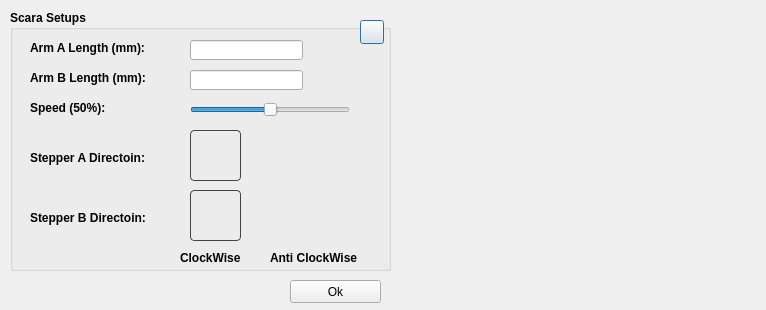
Before: the Qt Designer form mDrawGui/ScaraSetup.ui in Makeblock-official/mDrawBot, drawn with Qt 5.
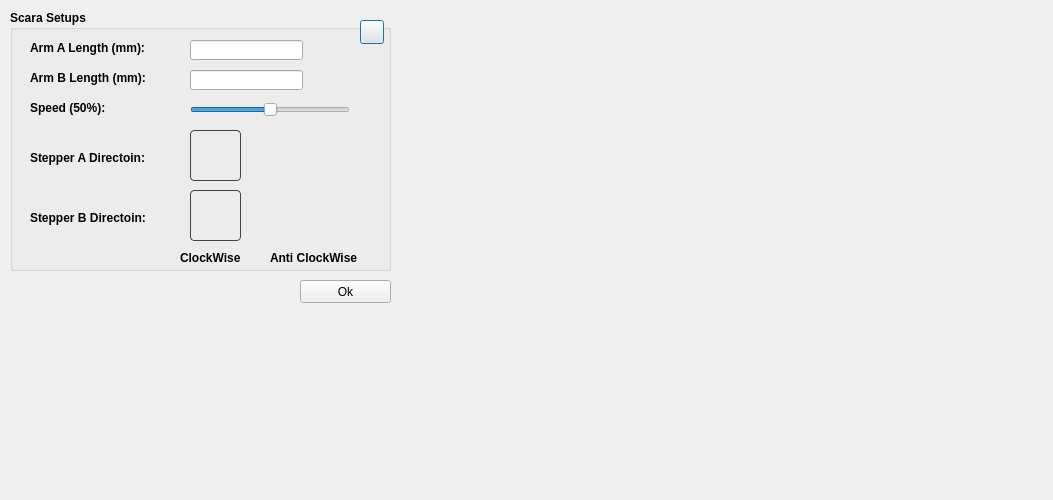
After: the same form once the commit is applied. Icons and pictures are not drawn.

```diff
--- a/mDrawGui/ScaraSetup.ui
+++ b/mDrawGui/ScaraSetup.ui
@@ -6,8 +6,8 @@
    <rect>
     <x>0</x>
     <y>0</y>
-    <width>766</width>
-    <height>310</height>
+    <width>1053</width>
+    <height>500</height>
    </rect>
   </property>
   <property name="sizePolicy">
@@ -18,14 +18,14 @@
   </property>
   <property name="minimumSize">
    <size>
-    <width>766</width>
-    <height>310</height>
+    <width>1053</width>
+    <height>500</height>
    </size>
   </property>
   <property name="maximumSize">
    <size>
-    <width>766</width>
-    <height>310</height>
+    <width>1053</width>
+    <height>500</height>
    </size>
   </property>
   <property name="font">
@@ -272,7 +272,7 @@
   <widget class="QPushButton" name="btnOk">
    <property name="geometry">
     <rect>
-     <x>290</x>
+     <x>300</x>
      <y>280</y>
      <width>91</width>
      <height>23</height>
@@ -285,10 +285,10 @@
   <widget class="QLabel" name="label_7">
    <property name="geometry">
     <rect>
-     <x>410</x>
+     <x>400</x>
      <y>30</y>
-     <width>331</width>
-     <height>231</height>
+     <width>651</width>
+     <height>431</height>
     </rect>
    </property>
    <property name="text">
```
